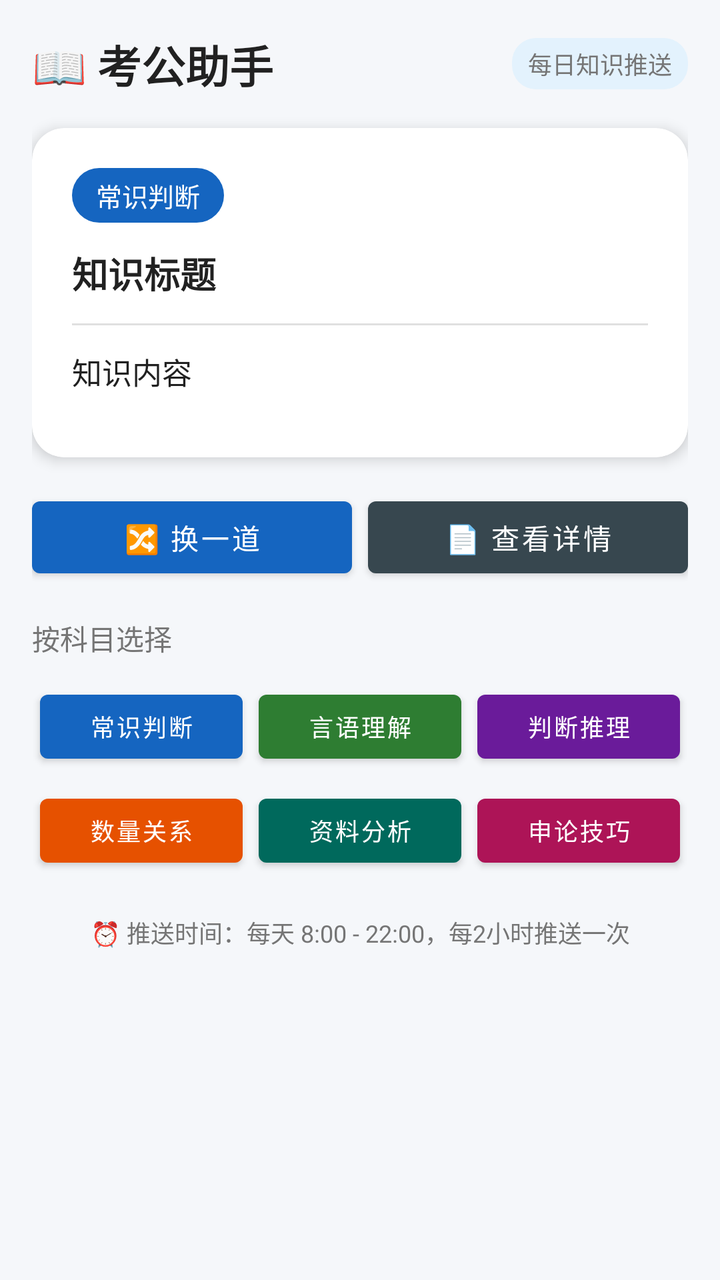
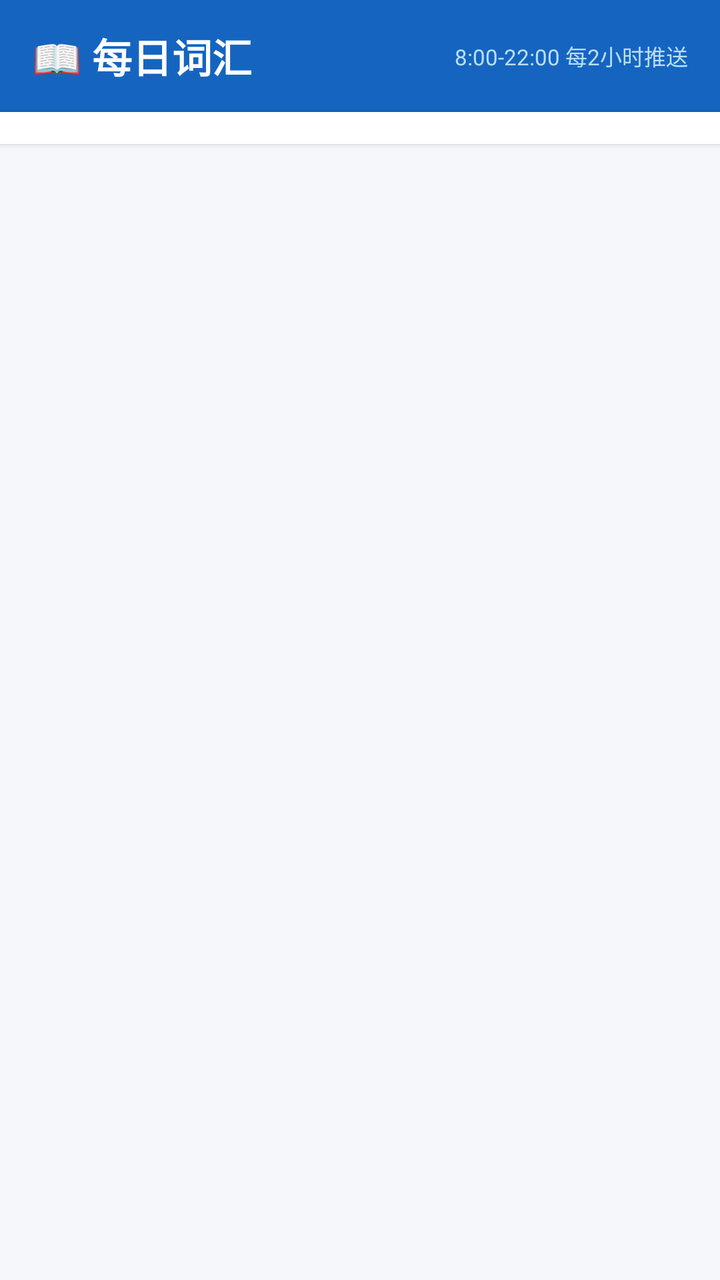

The first picture is an Android layout as it rendered before a commit; the second is the same layout after the commit. The layout source and the unified diff follow.
<!-- AndroidManifest.xml: application theme Theme.KaoGong -->
<!-- res/layout/activity_main.xml -->
<?xml version="1.0" encoding="utf-8"?>
<ScrollView xmlns:android="http://schemas.android.com/apk/res/android"
    xmlns:app="http://schemas.android.com/apk/res-auto"
    android:layout_width="match_parent"
    android:layout_height="match_parent"
    android:background="@color/bg_primary"
    android:fillViewport="true">

    <LinearLayout
        android:layout_width="match_parent"
        android:layout_height="wrap_content"
        android:orientation="vertical"
        android:padding="16dp">

        
        <LinearLayout
            android:layout_width="match_parent"
            android:layout_height="wrap_content"
            android:orientation="horizontal"
            android:gravity="center_vertical"
            android:layout_marginBottom="16dp">

            <TextView
                android:layout_width="0dp"
                android:layout_height="wrap_content"
                android:layout_weight="1"
                android:text="📖 考公助手"
                android:textSize="22sp"
                android:textStyle="bold"
                android:textColor="@color/text_primary" />

            <TextView
                android:layout_width="wrap_content"
                android:layout_height="wrap_content"
                android:text="每日知识推送"
                android:textSize="12sp"
                android:textColor="@color/text_secondary"
                android:background="@drawable/bg_tag"
                android:paddingHorizontal="8dp"
                android:paddingVertical="4dp" />
        </LinearLayout>

        
        <androidx.cardview.widget.CardView
            android:layout_width="match_parent"
            android:layout_height="wrap_content"
            app:cardCornerRadius="16dp"
            app:cardElevation="4dp"
            app:cardBackgroundColor="@color/card_bg"
            android:layout_marginBottom="16dp">

            <LinearLayout
                android:layout_width="match_parent"
                android:layout_height="wrap_content"
                android:orientation="vertical"
                android:padding="20dp">

                
                <TextView
                    android:id="@+id/tvCategory"
                    android:layout_width="wrap_content"
                    android:layout_height="wrap_content"
                    android:text="常识判断"
                    android:textSize="13sp"
                    android:textColor="@color/white"
                    android:background="@drawable/bg_category"
                    android:paddingHorizontal="12dp"
                    android:paddingVertical="4dp"
                    android:layout_marginBottom="12dp" />

                
                <TextView
                    android:id="@+id/tvTitle"
                    android:layout_width="match_parent"
                    android:layout_height="wrap_content"
                    android:text="知识标题"
                    android:textSize="18sp"
                    android:textStyle="bold"
                    android:textColor="@color/text_primary"
                    android:layout_marginBottom="12dp" />

                
                <View
                    android:layout_width="match_parent"
                    android:layout_height="1dp"
                    android:background="@color/divider"
                    android:layout_marginBottom="12dp" />

                
                <TextView
                    android:id="@+id/tvContent"
                    android:layout_width="match_parent"
                    android:layout_height="wrap_content"
                    android:text="知识内容"
                    android:textSize="15sp"
                    android:textColor="@color/text_primary"
                    android:lineSpacingMultiplier="1.6"
                    android:layout_marginBottom="12dp" />

                
                <TextView
                    android:id="@+id/tvTip"
                    android:layout_width="match_parent"
                    android:layout_height="wrap_content"
                    android:text=""
                    android:textSize="14sp"
                    android:textColor="@color/accent"
                    android:background="@drawable/bg_tip"
                    android:padding="12dp"
                    android:visibility="gone" />

            </LinearLayout>
        </androidx.cardview.widget.CardView>

        
        <LinearLayout
            android:layout_width="match_parent"
            android:layout_height="wrap_content"
            android:orientation="horizontal"
            android:layout_marginBottom="16dp">

            <com.google.android.material.button.MaterialButton
                android:id="@+id/btnNext"
                android:layout_width="0dp"
                android:layout_height="48dp"
                android:layout_weight="1"
                android:text="🔀 换一道"
                android:textSize="14sp"
                android:layout_marginEnd="8dp"
                app:backgroundTint="@color/primary" />

            <com.google.android.material.button.MaterialButton
                android:id="@+id/btnDetail"
                android:layout_width="0dp"
                android:layout_height="48dp"
                android:layout_weight="1"
                android:text="📄 查看详情"
                android:textSize="14sp"
                app:backgroundTint="@color/secondary" />
        </LinearLayout>

        
        <TextView
            android:layout_width="match_parent"
            android:layout_height="wrap_content"
            android:text="按科目选择"
            android:textSize="14sp"
            android:textColor="@color/text_secondary"
            android:layout_marginBottom="8dp" />

        <GridLayout
            android:layout_width="match_parent"
            android:layout_height="wrap_content"
            android:columnCount="3"
            android:rowCount="2"
            android:layout_marginBottom="16dp">

            <com.google.android.material.button.MaterialButton
                android:id="@+id/btnChanshi"
                android:layout_width="0dp"
                android:layout_height="44dp"
                android:layout_columnWeight="1"
                android:layout_margin="4dp"
                android:text="常识判断"
                android:textSize="12sp"
                app:backgroundTint="@color/cat_chanshi" />

            <com.google.android.material.button.MaterialButton
                android:id="@+id/btnYanyu"
                android:layout_width="0dp"
                android:layout_height="44dp"
                android:layout_columnWeight="1"
                android:layout_margin="4dp"
                android:text="言语理解"
                android:textSize="12sp"
                app:backgroundTint="@color/cat_yanyu" />

            <com.google.android.material.button.MaterialButton
                android:id="@+id/btnPanduan"
                android:layout_width="0dp"
                android:layout_height="44dp"
                android:layout_columnWeight="1"
                android:layout_margin="4dp"
                android:text="判断推理"
                android:textSize="12sp"
                app:backgroundTint="@color/cat_panduan" />

            <com.google.android.material.button.MaterialButton
                android:id="@+id/btnShuliang"
                android:layout_width="0dp"
                android:layout_height="44dp"
                android:layout_columnWeight="1"
                android:layout_margin="4dp"
                android:text="数量关系"
                android:textSize="12sp"
                app:backgroundTint="@color/cat_shuliang" />

            <com.google.android.material.button.MaterialButton
                android:id="@+id/btnZiliao"
                android:layout_width="0dp"
                android:layout_height="44dp"
                android:layout_columnWeight="1"
                android:layout_margin="4dp"
                android:text="资料分析"
                android:textSize="12sp"
                app:backgroundTint="@color/cat_ziliao" />

            <com.google.android.material.button.MaterialButton
                android:id="@+id/btnShenlun"
                android:layout_width="0dp"
                android:layout_height="44dp"
                android:layout_columnWeight="1"
                android:layout_margin="4dp"
                android:text="申论技巧"
                android:textSize="12sp"
                app:backgroundTint="@color/cat_shenlun" />

        </GridLayout>

        
        <TextView
            android:layout_width="match_parent"
            android:layout_height="wrap_content"
            android:text="⏰ 推送时间：每天 8:00 - 22:00，每2小时推送一次"
            android:textSize="12sp"
            android:textColor="@color/text_secondary"
            android:gravity="center"
            android:layout_marginBottom="8dp" />

    </LinearLayout>
</ScrollView>
<!-- resources referenced by this layout -->
<resources>
  <color name="accent">#E65100</color>
  <color name="bg_primary">#F5F7FA</color>
  <color name="card_bg">#FFFFFF</color>
  <color name="cat_chanshi">#1565C0</color>
  <color name="cat_panduan">#6A1B9A</color>
  <color name="cat_shenlun">#AD1457</color>
  <color name="cat_shuliang">#E65100</color>
  <color name="cat_yanyu">#2E7D32</color>
  <color name="cat_ziliao">#00695C</color>
  <color name="divider">#E0E0E0</color>
  <color name="primary">#1565C0</color>
  <color name="secondary">#37474F</color>
  <color name="text_primary">#212121</color>
  <color name="text_secondary">#757575</color>
  <color name="white">#FFFFFF</color>
  <!-- drawable bg_category (drawable) -->
  <?xml version="1.0" encoding="utf-8"?>
  <shape xmlns:android="http://schemas.android.com/apk/res/android"
      android:shape="rectangle">
      <solid android:color="@color/primary" />
      <corners android:radius="20dp" />
  </shape>
  <!-- drawable bg_tag (drawable) -->
  <?xml version="1.0" encoding="utf-8"?>
  <shape xmlns:android="http://schemas.android.com/apk/res/android"
      android:shape="rectangle">
      <solid android:color="@color/tag_bg" />
      <corners android:radius="12dp" />
  </shape>
  <!-- drawable bg_tip (drawable) -->
  <?xml version="1.0" encoding="utf-8"?>
  <shape xmlns:android="http://schemas.android.com/apk/res/android"
      android:shape="rectangle">
      <solid android:color="@color/tip_bg" />
      <corners android:radius="8dp" />
      <stroke android:color="@color/tip_border" android:width="1dp" />
  </shape>
  <style name="Theme.KaoGong" parent="Theme.MaterialComponents.DayNight.NoActionBar">
          <item name="colorPrimary">@color/primary</item>
          <item name="colorPrimaryDark">@color/primary_dark</item>
          <item name="colorAccent">@color/accent</item>
          <item name="android:windowBackground">@color/bg_primary</item>
          <item name="android:statusBarColor">@color/primary_dark</item>
      </style>
  <color name="tag_bg">#E3F2FD</color>
  <color name="tip_bg">#FFF3E0</color>
  <color name="tip_border">#FF8F00</color>
  <color name="primary_dark">#0D47A1</color>
</resources>

<!-- the commit's change to res/layout/activity_main.xml (unified diff, before → after) -->
@@ -1,231 +1,229 @@
 <?xml version="1.0" encoding="utf-8"?>
-<ScrollView xmlns:android="http://schemas.android.com/apk/res/android"
+<LinearLayout xmlns:android="http://schemas.android.com/apk/res/android"
     xmlns:app="http://schemas.android.com/apk/res-auto"
     android:layout_width="match_parent"
     android:layout_height="match_parent"
-    android:background="@color/bg_primary"
-    android:fillViewport="true">
-
+    android:orientation="vertical"
+    android:background="@color/bg_primary">
+
+    
     <LinearLayout
         android:layout_width="match_parent"
+        android:layout_height="56dp"
+        android:orientation="horizontal"
+        android:gravity="center_vertical"
+        android:paddingHorizontal="16dp"
+        android:background="@color/primary">
+
+        <TextView
+            android:layout_width="0dp"
+            android:layout_height="wrap_content"
+            android:layout_weight="1"
+            android:text="📖 每日词汇"
+            android:textSize="20sp"
+            android:textStyle="bold"
+            android:textColor="@color/white" />
+
+        <TextView
+            android:layout_width="wrap_content"
+            android:layout_height="wrap_content"
+            android:text="8:00-22:00 每2小时推送"
+            android:textSize="11sp"
+            android:textColor="#BBDEFB" />
+    </LinearLayout>
+
+    
+    <HorizontalScrollView
+        android:layout_width="match_parent"
         android:layout_height="wrap_content"
+        android:scrollbars="none"
+        android:background="@color/white"
+        android:elevation="2dp">
+
+        <com.google.android.material.chip.ChipGroup
+            android:id="@+id/chipGroup"
+            android:layout_width="wrap_content"
+            android:layout_height="wrap_content"
+            android:padding="8dp"
+            app:singleSelection="true"
+            app:selectionRequired="true" />
+    </HorizontalScrollView>
+
+    
+    <LinearLayout
+        android:id="@+id/layoutDownloading"
+        android:layout_width="match_parent"
+        android:layout_height="0dp"
+        android:layout_weight="1"
         android:orientation="vertical"
-        android:padding="16dp">
-
-        
+        android:gravity="center"
+        android:padding="32dp"
+        android:visibility="gone">
+
+        <ProgressBar
+            android:layout_width="48dp"
+            android:layout_height="48dp"
+            android:layout_marginBottom="16dp" />
+
+        <TextView
+            android:id="@+id/tvDownloadStatus"
+            android:layout_width="wrap_content"
+            android:layout_height="wrap_content"
+            android:text="正在下载数据..."
+            android:textSize="15sp"
+            android:textColor="@color/text_primary"
+            android:gravity="center"
+            android:layout_marginBottom="16dp" />
+
+        <com.google.android.material.button.MaterialButton
+            android:id="@+id/btnRetryDownload"
+            android:layout_width="wrap_content"
+            android:layout_height="wrap_content"
+            android:text="重试下载"
+            android:visibility="gone"
+            app:backgroundTint="@color/primary" />
+    </LinearLayout>
+
+    
+    <ScrollView
+        android:id="@+id/layoutContent"
+        android:layout_width="match_parent"
+        android:layout_height="0dp"
+        android:layout_weight="1"
+        android:visibility="gone">
+
         <LinearLayout
             android:layout_width="match_parent"
             android:layout_height="wrap_content"
-            android:orientation="horizontal"
-            android:gravity="center_vertical"
-            android:layout_marginBottom="16dp">
-
+            android:orientation="vertical"
+            android:padding="16dp">
+
+            
             <TextView
-                android:layout_width="0dp"
+                android:id="@+id/tvNoData"
+                android:layout_width="match_parent"
                 android:layout_height="wrap_content"
-                android:layout_weight="1"
-                android:text="📖 考公助手"
-                android:textSize="22sp"
-                android:textStyle="bold"
-                android:textColor="@color/text_primary" />
-
-            <TextView
-                android:layout_width="wrap_content"
+                android:text="数据加载中..."
+                android:textSize="15sp"
+                android:textColor="@color/text_secondary"
+                android:gravity="center"
+                android:padding="32dp"
+                android:visibility="gone" />
+
+            
+            <androidx.cardview.widget.CardView
+                android:id="@+id/cardContent"
+                android:layout_width="match_parent"
                 android:layout_height="wrap_content"
-                android:text="每日知识推送"
-                android:textSize="12sp"
-                android:textColor="@color/text_secondary"
-                android:background="@drawable/bg_tag"
-                android:paddingHorizontal="8dp"
-                android:paddingVertical="4dp" />
-        </LinearLayout>
-
-        
-        <androidx.cardview.widget.CardView
-            android:layout_width="match_parent"
-            android:layout_height="wrap_content"
-            app:cardCornerRadius="16dp"
-            app:cardElevation="4dp"
-            app:cardBackgroundColor="@color/card_bg"
-            android:layout_marginBottom="16dp">
-
+                app:cardCornerRadius="16dp"
+                app:cardElevation="4dp"
+                app:cardBackgroundColor="@color/white"
+                android:layout_marginBottom="16dp">
+
+                <LinearLayout
+                    android:layout_width="match_parent"
+                    android:layout_height="wrap_content"
+                    android:orientation="vertical"
+                    android:padding="20dp">
+
+                    
+                    <TextView
+                        android:id="@+id/tvType"
+                        android:layout_width="wrap_content"
+                        android:layout_height="wrap_content"
+                        android:text="📖 成语"
+                        android:textSize="12sp"
+                        android:textColor="@color/white"
+                        android:background="@drawable/bg_category"
+                        android:paddingHorizontal="12dp"
+                        android:paddingVertical="4dp"
+                        android:layout_marginBottom="12dp" />
+
+                    
+                    <TextView
+                        android:id="@+id/tvTitle"
+                        android:layout_width="match_parent"
+                        android:layout_height="wrap_content"
+                        android:text="一石二鸟"
+                        android:textSize="26sp"
+                        android:textStyle="bold"
+                        android:textColor="@color/text_primary"
+                        android:layout_marginBottom="4dp" />
+
+                    
+                    <TextView
+                        android:id="@+id/tvSubtitle"
+                        android:layout_width="match_parent"
+                        android:layout_height="wrap_content"
+                        android:text="yī shí èr niǎo"
+                        android:textSize="14sp"
+                        android:textColor="@color/text_secondary"
+                        android:layout_marginBottom="12dp"
+                        android:visibility="gone" />
+
+                    <View
+                        android:layout_width="match_parent"
+                        android:layout_height="1dp"
+                        android:background="@color/divider"
+                        android:layout_marginBottom="12dp" />
+
+                    
+                    <TextView
+                        android:id="@+id/tvContent"
+                        android:layout_width="match_parent"
+                        android:layout_height="wrap_content"
+                        android:text="释义..."
+                        android:textSize="16sp"
+                        android:textColor="@color/text_primary"
+                        android:lineSpacingMultiplier="1.7"
+                        android:layout_marginBottom="12dp" />
+
+                    
+                    <TextView
+                        android:id="@+id/tvExtra"
+                        android:layout_width="match_parent"
+                        android:layout_height="wrap_content"
+                        android:text=""
+                        android:textSize="13sp"
+                        android:textColor="@color/text_secondary"
+                        android:background="@drawable/bg_tip"
+                        android:padding="12dp"
+                        android:lineSpacingMultiplier="1.5"
+                        android:visibility="gone" />
+
+                </LinearLayout>
+            </androidx.cardview.widget.CardView>
+
+            
             <LinearLayout
                 android:layout_width="match_parent"
                 android:layout_height="wrap_content"
-                android:orientation="vertical"
-                android:padding="20dp">
-
-                
-                <TextView
-                    android:id="@+id/tvCategory"
-                    android:layout_width="wrap_content"
-                    android:layout_height="wrap_content"
-                    android:text="常识判断"
-                    android:textSize="13sp"
-                    android:textColor="@color/white"
-                    android:background="@drawable/bg_category"
-                    android:paddingHorizontal="12dp"
-                    android:paddingVertical="4dp"
-                    android:layout_marginBottom="12dp" />
-
-                
-                <TextView
-                    android:id="@+id/tvTitle"
-                    android:layout_width="match_parent"
-                    android:layout_height="wrap_content"
-                    android:text="知识标题"
-                    android:textSize="18sp"
-                    android:textStyle="bold"
-                    android:textColor="@color/text_primary"
-                    android:layout_marginBottom="12dp" />
-
-                
-                <View
-                    android:layout_width="match_parent"
-                    android:layout_height="1dp"
-                    android:background="@color/divider"
-                    android:layout_marginBottom="12dp" />
-
-                
-                <TextView
-                    android:id="@+id/tvContent"
-                    android:layout_width="match_parent"
-                    android:layout_height="wrap_content"
-                    android:text="知识内容"
-                    android:textSize="15sp"
-                    android:textColor="@color/text_primary"
-                    android:lineSpacingMultiplier="1.6"
-                    android:layout_marginBottom="12dp" />
-
-                
-                <TextView
-                    android:id="@+id/tvTip"
-                    android:layout_width="match_parent"
-                    android:layout_height="wrap_content"
-                    android:text=""
+                android:orientation="horizontal">
+
+                <com.google.android.material.button.MaterialButton
+                    android:id="@+id/btnExclude"
+                    android:layout_width="0dp"
+                    android:layout_height="48dp"
+                    android:layout_weight="1"
+                    android:text="不再推送"
                     android:textSize="14sp"
-                    android:textColor="@color/accent"
-                    android:background="@drawable/bg_tip"
-                    android:padding="12dp"
-                    android:visibility="gone" />
-
+                    android:layout_marginEnd="8dp"
+                    app:backgroundTint="@color/secondary"
+                    style="@style/Widget.MaterialComponents.Button.OutlinedButton"
+                    app:strokeColor="@color/secondary"
+                    android:textColor="@color/secondary" />
+
+                <com.google.android.material.button.MaterialButton
+                    android:id="@+id/btnNext"
+                    android:layout_width="0dp"
+                    android:layout_height="48dp"
+                    android:layout_weight="1"
+                    android:text="🔀 下一条"
+                    android:textSize="14sp"
+                    app:backgroundTint="@color/primary" />
             </LinearLayout>
-        </androidx.cardview.widget.CardView>
-
-        
-        <LinearLayout
-            android:layout_width="match_parent"
-            android:layout_height="wrap_content"
-            android:orientation="horizontal"
-            android:layout_marginBottom="16dp">
-
-            <com.google.android.material.button.MaterialButton
-                android:id="@+id/btnNext"
-                android:layout_width="0dp"
-                android:layout_height="48dp"
-                android:layout_weight="1"
-                android:text="🔀 换一道"
-                android:textSize="14sp"
-                android:layout_marginEnd="8dp"
-                app:backgroundTint="@color/primary" />
-
-            <com.google.android.material.button.MaterialButton
-                android:id="@+id/btnDetail"
-                android:layout_width="0dp"
-                android:layout_height="48dp"
-                android:layout_weight="1"
-                android:text="📄 查看详情"
-                android:textSize="14sp"
-                app:backgroundTint="@color/secondary" />
+
         </LinearLayout>
-
-        
-        <TextView
-            android:layout_width="match_parent"
-            android:layout_height="wrap_content"
-            android:text="按科目选择"
-            android:textSize="14sp"
-            android:textColor="@color/text_secondary"
-            android:layout_marginBottom="8dp" />
-
-        <GridLayout
-            android:layout_width="match_parent"
-            android:layout_height="wrap_content"
-            android:columnCount="3"
-            android:rowCount="2"
-            android:layout_marginBottom="16dp">
-
-            <com.google.android.material.button.MaterialButton
-                android:id="@+id/btnChanshi"
-                android:layout_width="0dp"
-                android:layout_height="44dp"
-                android:layout_columnWeight="1"
-                android:layout_margin="4dp"
-                android:text="常识判断"
-                android:textSize="12sp"
-                app:backgroundTint="@color/cat_chanshi" />
-
-            <com.google.android.material.button.MaterialButton
-                android:id="@+id/btnYanyu"
-                android:layout_width="0dp"
-                android:layout_height="44dp"
-                android:layout_columnWeight="1"
-                android:layout_margin="4dp"
-                android:text="言语理解"
-                android:textSize="12sp"
-                app:backgroundTint="@color/cat_yanyu" />
-
-            <com.google.android.material.button.MaterialButton
-                android:id="@+id/btnPanduan"
-                android:layout_width="0dp"
-                android:layout_height="44dp"
-                android:layout_columnWeight="1"
-                android:layout_margin="4dp"
-                android:text="判断推理"
-                android:textSize="12sp"
-                app:backgroundTint="@color/cat_panduan" />
-
-            <com.google.android.material.button.MaterialButton
-                android:id="@+id/btnShuliang"
-                android:layout_width="0dp"
-                android:layout_height="44dp"
-                android:layout_columnWeight="1"
-                android:layout_margin="4dp"
-                android:text="数量关系"
-                android:textSize="12sp"
-                app:backgroundTint="@color/cat_shuliang" />
-
-            <com.google.android.material.button.MaterialButton
-                android:id="@+id/btnZiliao"
-                android:layout_width="0dp"
-                android:layout_height="44dp"
-                android:layout_columnWeight="1"
-                android:layout_margin="4dp"
-                android:text="资料分析"
-                android:textSize="12sp"
-                app:backgroundTint="@color/cat_ziliao" />
-
-            <com.google.android.material.button.MaterialButton
-                android:id="@+id/btnShenlun"
-                android:layout_width="0dp"
-                android:layout_height="44dp"
-                android:layout_columnWeight="1"
-                android:layout_margin="4dp"
-                android:text="申论技巧"
-                android:textSize="12sp"
-                app:backgroundTint="@color/cat_shenlun" />
-
-        </GridLayout>
-
-        
-        <TextView
-            android:layout_width="match_parent"
-            android:layout_height="wrap_content"
-            android:text="⏰ 推送时间：每天 8:00 - 22:00，每2小时推送一次"
-            android:textSize="12sp"
-            android:textColor="@color/text_secondary"
-            android:gravity="center"
-            android:layout_marginBottom="8dp" />
-
-    </LinearLayout>
-</ScrollView>
+    </ScrollView>
+
+</LinearLayout>
<!-- resource entries referenced after the edit -->
@@ -1,14 +1,6 @@
 <!-- resources referenced by this layout -->
 <resources>
-  <color name="accent">#E65100</color>
   <color name="bg_primary">#F5F7FA</color>
-  <color name="card_bg">#FFFFFF</color>
-  <color name="cat_chanshi">#1565C0</color>
-  <color name="cat_panduan">#6A1B9A</color>
-  <color name="cat_shenlun">#AD1457</color>
-  <color name="cat_shuliang">#E65100</color>
-  <color name="cat_yanyu">#2E7D32</color>
-  <color name="cat_ziliao">#00695C</color>
   <color name="divider">#E0E0E0</color>
   <color name="primary">#1565C0</color>
   <color name="secondary">#37474F</color>
@@ -21,13 +13,6 @@
       android:shape="rectangle">
       <solid android:color="@color/primary" />
       <corners android:radius="20dp" />
-  </shape>
-  <!-- drawable bg_tag (drawable) -->
-  <?xml version="1.0" encoding="utf-8"?>
-  <shape xmlns:android="http://schemas.android.com/apk/res/android"
-      android:shape="rectangle">
-      <solid android:color="@color/tag_bg" />
-      <corners android:radius="12dp" />
   </shape>
   <!-- drawable bg_tip (drawable) -->
   <?xml version="1.0" encoding="utf-8"?>
@@ -44,9 +29,9 @@
           <item name="android:windowBackground">@color/bg_primary</item>
           <item name="android:statusBarColor">@color/primary_dark</item>
       </style>
-  <color name="tag_bg">#E3F2FD</color>
   <color name="tip_bg">#FFF3E0</color>
   <color name="tip_border">#FF8F00</color>
   <color name="primary_dark">#0D47A1</color>
+  <color name="accent">#E65100</color>
 </resources>
 
